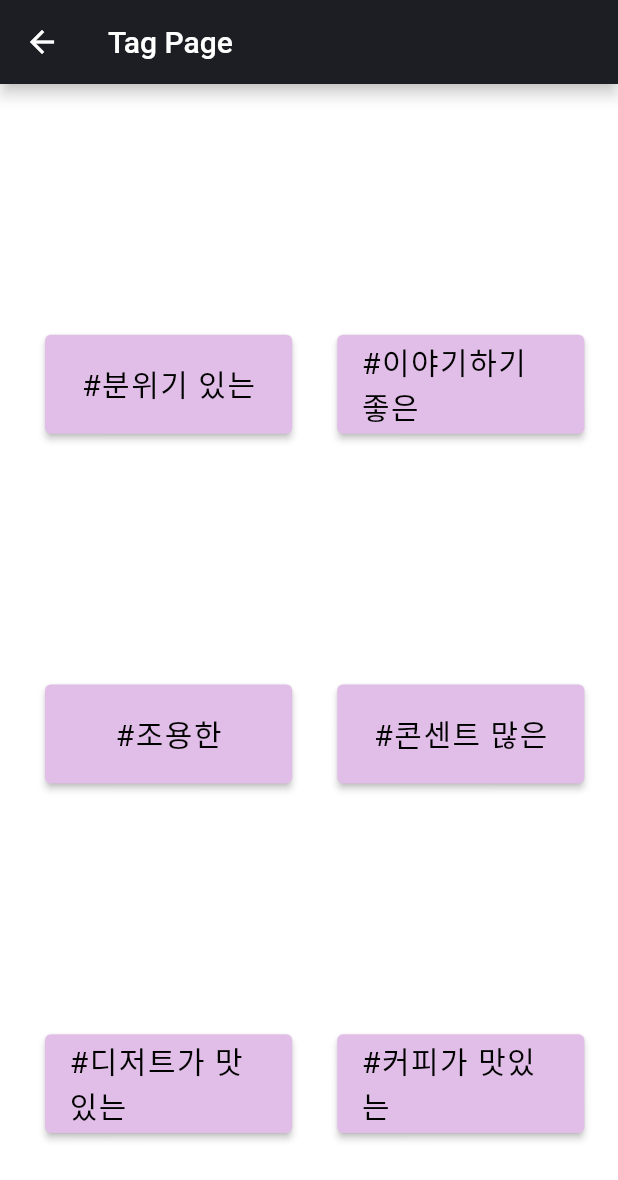
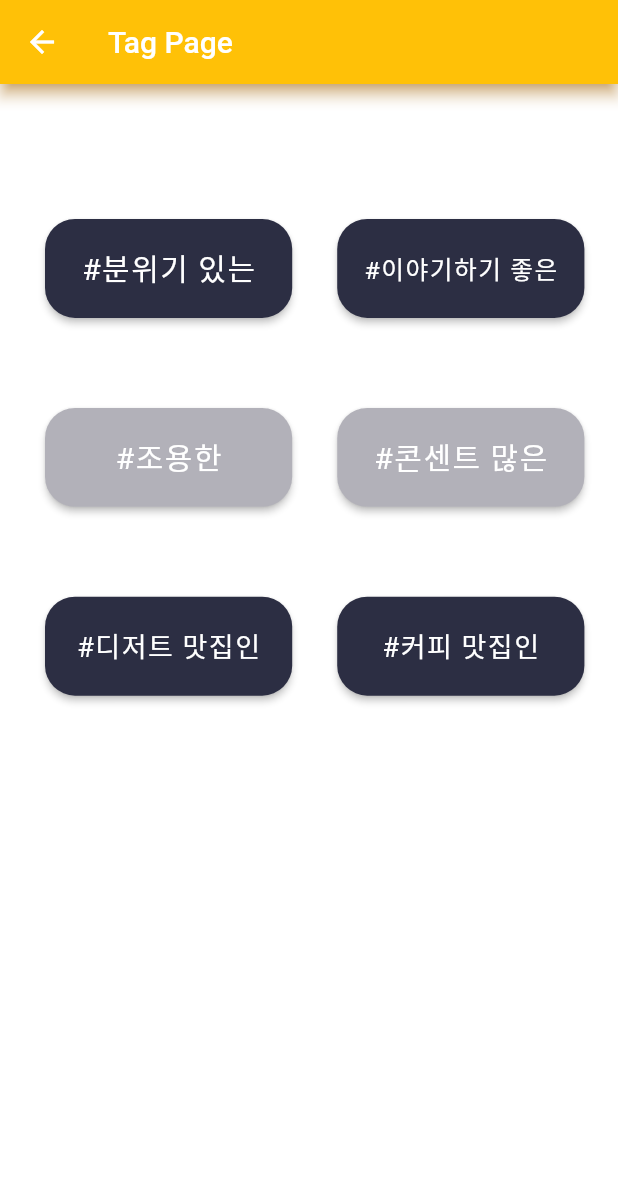
Before and after one commit to BlazingDevs/Fluwinter, a Flutter app: the searchPage screen opened directly, after a tap on "카테고리별 카페 찾기", on a phone screen of 412 x 824 dp. Shown: the top 1180 px of the screen. Run offline on Flutter 3.47's test engine with Material 2 defaults, Android fonts, the phone set to English and light mode, and no system bars.

Commit message:
Change Color in TagPage & Change Elevated Button more circlular

```diff
--- a/lib/page/search_page/searchPage.dart
+++ b/lib/page/search_page/searchPage.dart
@@ -17,8 +17,8 @@ class _searchPageState extends State<searchPage> {
   Widget build(BuildContext context) {
     return Scaffold(
       appBar: AppBar(
-        backgroundColor: kMainColor,
-        shadowColor: kMainColor,
+        backgroundColor: Colors.amber,
+        shadowColor: Colors.orange,
         title: Text('Search Page'),
       ),
       body: SafeArea(
--- a/lib/page/search_page/searchbar.dart
+++ b/lib/page/search_page/searchbar.dart
@@ -8,7 +8,7 @@ class SearchBar extends StatelessWidget {
   @override
   Widget build(BuildContext context) {
     return Container(
-      margin: EdgeInsets.symmetric(vertical: 15,horizontal: 20),
+      margin: EdgeInsets.symmetric(vertical: 15, horizontal: 20),
       padding: EdgeInsets.symmetric(horizontal: 30, vertical: 5),
       decoration: BoxDecoration(
         color: Colors.brown[100],
--- a/lib/page/tag_page/tagPage.dart
+++ b/lib/page/tag_page/tagPage.dart
@@ -14,8 +14,8 @@ class _tagPageState extends State<tagPage> {
   Widget build(BuildContext context) {
     return Scaffold(
       appBar: AppBar(
-        backgroundColor: kMainColor,
-        shadowColor: kGreyColor,
+        backgroundColor: Colors.amber,
+        shadowColor: Colors.orange,
         title: Text('Tag Page'),
       ),
       body: Center(
@@ -24,17 +24,19 @@ class _tagPageState extends State<tagPage> {
           Stack(
             children: <Widget>[
               Container(
-
                 child: Column(
-                  mainAxisAlignment: MainAxisAlignment.spaceEvenly,
+                  //mainAxisAlignment: MainAxisAlignment.spaceEvenly,
                   children: <Widget>[
-                    SizedBox(height: 30),
+                    SizedBox(height: 90),
                     Container(
                       width: MediaQuery.of(context).size.width * 0.4,
                       height: MediaQuery.of(context).size.height * 0.08,
                       child: ElevatedButton(
                         style: ElevatedButton.styleFrom(
-                            primary: Colors.purple[100],
+                            shape: new RoundedRectangleBorder(
+                              borderRadius: new BorderRadius.circular(20.0),
+                            ),
+                            primary: Color(0xFF2C2E43),
                             onPrimary: Colors.black),
                         onPressed: () {
                           Navigator.push(
@@ -45,19 +47,23 @@ class _tagPageState extends State<tagPage> {
                         child: Text(
                           '#분위기 있는',
                           style: TextStyle(
+                              color: Colors.white,
                               fontSize: 20.0,
                               letterSpacing: 1.0,
                               fontWeight: FontWeight.normal),
                         ),
                       ),
                     ),
-                    SizedBox(height: 30),
+                    SizedBox(height: 60),
                     Container(
                       width: MediaQuery.of(context).size.width * 0.4,
                       height: MediaQuery.of(context).size.height * 0.08,
                       child: ElevatedButton(
                         style: ElevatedButton.styleFrom(
-                            primary: Colors.purple[100],
+                            shape: new RoundedRectangleBorder(
+                              borderRadius: new BorderRadius.circular(20.0),
+                            ),
+                            primary: Color(0xFFB2B1B9),
                             onPrimary: Colors.black),
                         onPressed: () {
                           Navigator.push(
@@ -68,20 +74,25 @@ class _tagPageState extends State<tagPage> {
                         child: Text(
                           '#조용한',
                           style: TextStyle(
+                              color: Colors.white,
                               fontSize: 20.0,
                               letterSpacing: 1.0,
                               fontWeight: FontWeight.normal),
                         ),
                       ),
                     ),
-                    SizedBox(height: 30),
+                    SizedBox(height: 60),
                     Container(
                       width: MediaQuery.of(context).size.width * 0.4,
                       height: MediaQuery.of(context).size.height * 0.08,
                       child: ElevatedButton(
                         style: ElevatedButton.styleFrom(
-                            primary: Colors.purple[100],
-                            onPrimary: Colors.black),
+                          shape: new RoundedRectangleBorder(
+                            borderRadius: new BorderRadius.circular(20.0),
+                          ),
+                          primary: Color(0xFF2C2E43),
+                          onPrimary: Colors.white,
+                        ),
                         onPressed: () {
                           Navigator.push(
                               context,
@@ -89,9 +100,9 @@ class _tagPageState extends State<tagPage> {
                                   builder: (context) => listPage()));
                         },
                         child: Text(
-                          '#디저트가 맛있는',
+                          '#디저트 맛집인',
                           style: TextStyle(
-                              fontSize: 20.0,
+                              fontSize: 18.0,
                               letterSpacing: 1.0,
                               fontWeight: FontWeight.normal),
                         ),
@@ -107,15 +118,18 @@ class _tagPageState extends State<tagPage> {
             children: <Widget>[
               Container(
                 child: Column(
-                  mainAxisAlignment: MainAxisAlignment.spaceEvenly,
+                  //mainAxisAlignment: MainAxisAlignment.spaceEvenly,
                   children: <Widget>[
-                    SizedBox(height: 30),
+                    SizedBox(height: 90),
                     Container(
                       width: MediaQuery.of(context).size.width * 0.4,
                       height: MediaQuery.of(context).size.height * 0.08,
                       child: ElevatedButton(
                         style: ElevatedButton.styleFrom(
-                            primary: Colors.purple[100],
+                            shape: new RoundedRectangleBorder(
+                              borderRadius: new BorderRadius.circular(20.0),
+                            ),
+                            primary: Color(0xFF2C2E43),
                             onPrimary: Colors.black),
                         onPressed: () {
                           Navigator.push(
@@ -126,19 +140,23 @@ class _tagPageState extends State<tagPage> {
                         child: Text(
                           '#이야기하기 좋은',
                           style: TextStyle(
-                              fontSize: 20.0,
+                              color: Colors.white,
+                              fontSize: 16.5,
                               letterSpacing: 1.0,
                               fontWeight: FontWeight.normal),
                         ),
                       ),
                     ),
-                    SizedBox(height: 30),
+                    SizedBox(height: 60),
                     Container(
                       width: MediaQuery.of(context).size.width * 0.4,
                       height: MediaQuery.of(context).size.height * 0.08,
                       child: ElevatedButton(
                         style: ElevatedButton.styleFrom(
-                            primary: Colors.purple[100],
+                            shape: new RoundedRectangleBorder(
+                              borderRadius: new BorderRadius.circular(20.0),
+                            ),
+                            primary: Color(0xFFB2B1B9),
                             onPrimary: Colors.black),
                         onPressed: () {
                           Navigator.push(
@@ -149,20 +167,25 @@ class _tagPageState extends State<tagPage> {
                         child: Text(
                           '#콘센트 많은',
                           style: TextStyle(
+                              color: Colors.white,
                               fontSize: 20.0,
                               letterSpacing: 1.0,
                               fontWeight: FontWeight.normal),
                         ),
                       ),
                     ),
-                    SizedBox(height: 30),
+                    SizedBox(height: 60),
                     Container(
                       width: MediaQuery.of(context).size.width * 0.4,
                       height: MediaQuery.of(context).size.height * 0.08,
                       child: ElevatedButton(
                         style: ElevatedButton.styleFrom(
-                            primary: Colors.purple[100],
-                            onPrimary: Colors.black),
+                          shape: new RoundedRectangleBorder(
+                            borderRadius: new BorderRadius.circular(20.0),
+                          ),
+                          primary: Color(0xFF2C2E43),
+                          onPrimary: Colors.white,
+                        ),
                         onPressed: () {
                           Navigator.push(
                               context,
@@ -170,9 +193,9 @@ class _tagPageState extends State<tagPage> {
                                   builder: (context) => listPage()));
                         },
                         child: Text(
-                          '#커피가 맛있는',
+                          '#커피 맛집인',
                           style: TextStyle(
-                              fontSize: 20.0,
+                              fontSize: 18.0,
                               letterSpacing: 1.0,
                               fontWeight: FontWeight.normal),
                         ),
```
